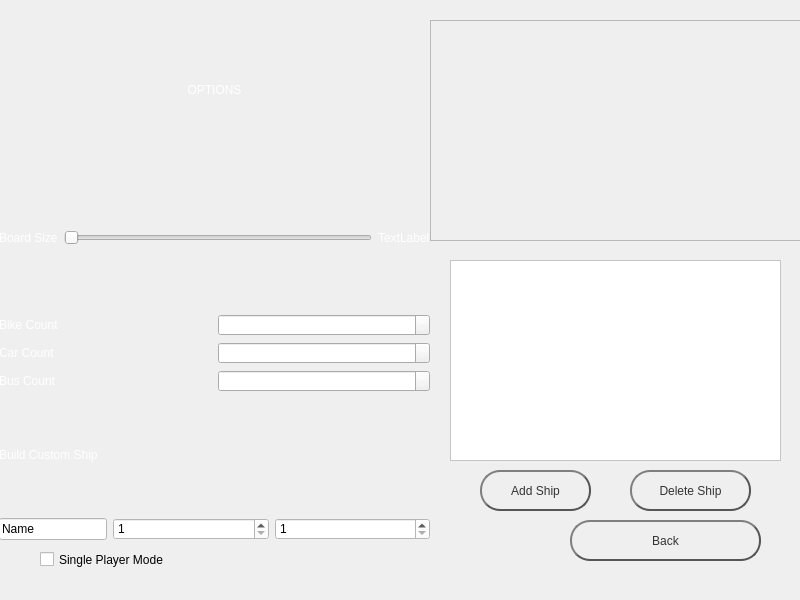
Above: FrontEndMain/FrontEndMain/settingspage.ui from drewanderson17/BattleShips before the change. Below: the same form after it.
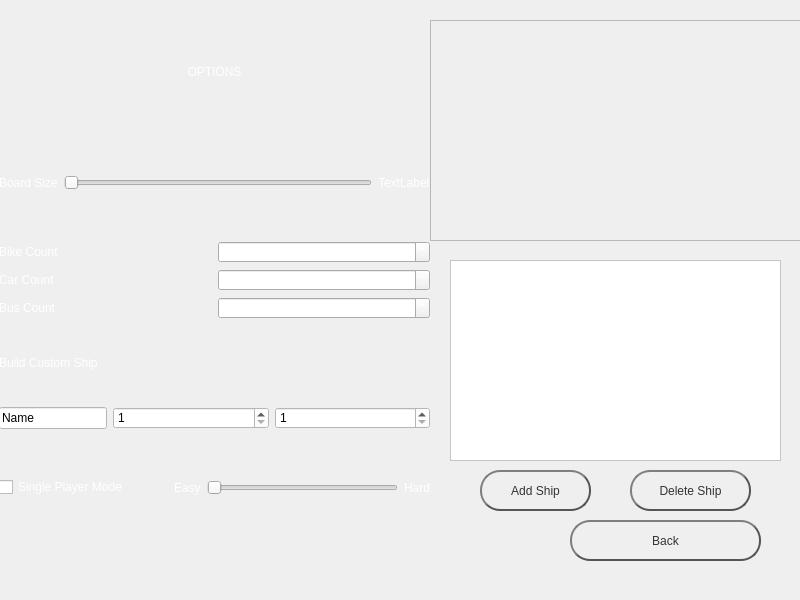
That is the form after the change. Icons and pictures are not drawn.

What changed in the file:
```diff
--- a/FrontEndMain/FrontEndMain/settingspage.ui
+++ b/FrontEndMain/FrontEndMain/settingspage.ui
@@ -269,6 +269,72 @@
       </item>
      </layout>
     </item>
+    <item>
+     <layout class="QHBoxLayout" name="horizontalLayout_3">
+      <item>
+       <widget class="QCheckBox" name="singlePlayerCB">
+        <property name="styleSheet">
+         <string notr="true">color: rgb(255, 255, 255)</string>
+        </property>
+        <property name="text">
+         <string>Single Player Mode</string>
+        </property>
+       </widget>
+      </item>
+      <item>
+       <spacer name="horizontalSpacer">
+        <property name="orientation">
+         <enum>Qt::Horizontal</enum>
+        </property>
+        <property name="sizeType">
+         <enum>QSizePolicy::Fixed</enum>
+        </property>
+        <property name="sizeHint" stdset="0">
+         <size>
+          <width>40</width>
+          <height>20</height>
+         </size>
+        </property>
+       </spacer>
+      </item>
+      <item>
+       <widget class="QLabel" name="easyDifficulty">
+        <property name="styleSheet">
+         <string notr="true">color: rgb(255, 255, 255)</string>
+        </property>
+        <property name="text">
+         <string>Easy</string>
+        </property>
+       </widget>
+      </item>
+      <item>
+       <widget class="QSlider" name="difficultySlider">
+        <property name="maximum">
+         <number>3</number>
+        </property>
+        <property name="pageStep">
+         <number>1</number>
+        </property>
+        <property name="orientation">
+         <enum>Qt::Horizontal</enum>
+        </property>
+        <property name="tickInterval">
+         <number>0</number>
+        </property>
+       </widget>
+      </item>
+      <item>
+       <widget class="QLabel" name="hardDifficulty">
+        <property name="styleSheet">
+         <string notr="true">color: rgb(255, 255, 255)</string>
+        </property>
+        <property name="text">
+         <string>Hard</string>
+        </property>
+       </widget>
+      </item>
+     </layout>
+    </item>
    </layout>
   </widget>
   <widget class="QListWidget" name="shipList">
@@ -368,19 +434,6 @@
     <string>Add Ship</string>
    </property>
   </widget>
-  <widget class="QCheckBox" name="singlePlayerCB">
-   <property name="geometry">
-    <rect>
-     <x>40</x>
-     <y>550</y>
-     <width>181</width>
-     <height>19</height>
-    </rect>
-   </property>
-   <property name="text">
-    <string>Single Player Mode</string>
-   </property>
-  </widget>
  </widget>
  <resources/>
  <connections/>
```
